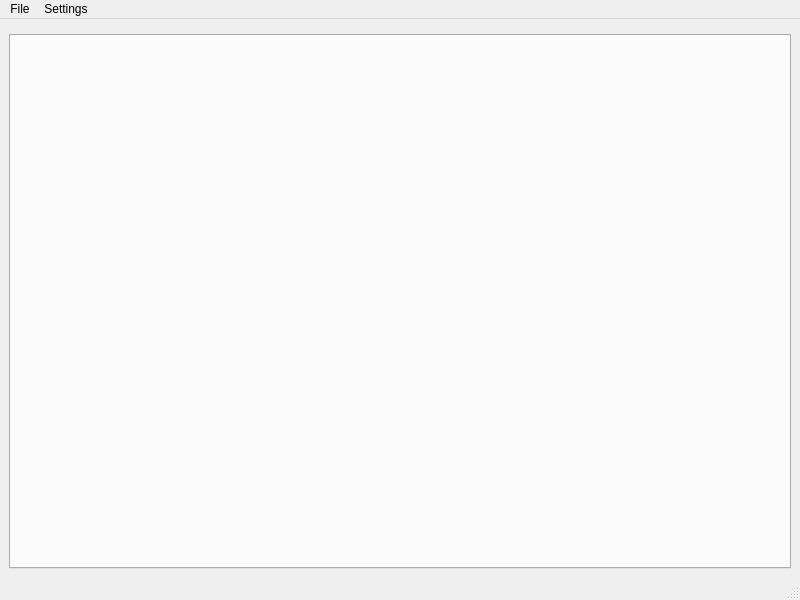
Before: the Qt Designer form src/ARM_R_viewCore/MainWindow.ui in nevaeh82/arm_r, drawn with Qt 5.
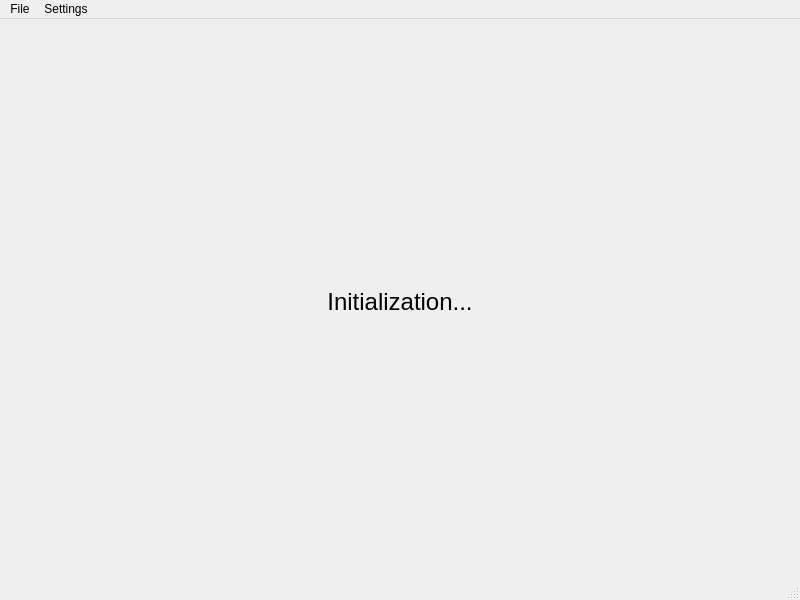
After: the same form once the commit is applied. Custom widgets are drawn as their Qt base class.

Commit message: Fixed in review x1. Updated translations. Added init label.

The edit to the form file:
```diff
--- a/src/ARM_R_viewCore/MainWindow.ui
+++ b/src/ARM_R_viewCore/MainWindow.ui
@@ -14,6 +14,12 @@
    <string>MainWindow</string>
   </property>
   <widget class="QWidget" name="centralwidget">
+   <property name="sizePolicy">
+    <sizepolicy hsizetype="Expanding" vsizetype="Expanding">
+     <horstretch>0</horstretch>
+     <verstretch>0</verstretch>
+    </sizepolicy>
+   </property>
    <layout class="QVBoxLayout" name="verticalLayout_2">
     <item>
      <layout class="QVBoxLayout" name="verticalLayout">
@@ -21,10 +27,64 @@
        <widget class="ControlPanelWidget" name="controlWidget" native="true"/>
       </item>
       <item>
-       <widget class="QTabWidget" name="worlTabsWidget">
+       <widget class="QStackedWidget" name="stackedWidget">
+        <property name="sizePolicy">
+         <sizepolicy hsizetype="Expanding" vsizetype="Expanding">
+          <horstretch>0</horstretch>
+          <verstretch>0</verstretch>
+         </sizepolicy>
+        </property>
+        <property name="frameShadow">
+         <enum>QFrame::Plain</enum>
+        </property>
         <property name="currentIndex">
          <number>-1</number>
         </property>
+        <widget class="QWidget" name="tabPage">
+         <layout class="QVBoxLayout" name="verticalLayout_5">
+          <item>
+           <widget class="QTabWidget" name="worlTabsWidget">
+            <property name="enabled">
+             <bool>true</bool>
+            </property>
+            <property name="currentIndex">
+             <number>-1</number>
+            </property>
+           </widget>
+          </item>
+         </layout>
+         <zorder>worlTabsWidget</zorder>
+         <zorder>worlTabsWidget</zorder>
+         <zorder>verticalLayoutWidget</zorder>
+        </widget>
+        <widget class="QWidget" name="initializatioPage">
+         <layout class="QVBoxLayout" name="verticalLayout_6">
+          <item>
+           <widget class="QLabel" name="initializationLabel">
+            <property name="font">
+             <font>
+              <pointsize>18</pointsize>
+             </font>
+            </property>
+            <property name="layoutDirection">
+             <enum>Qt::LeftToRight</enum>
+            </property>
+            <property name="text">
+             <string>Initialization...</string>
+            </property>
+            <property name="textFormat">
+             <enum>Qt::AutoText</enum>
+            </property>
+            <property name="scaledContents">
+             <bool>false</bool>
+            </property>
+            <property name="alignment">
+             <set>Qt::AlignCenter</set>
+            </property>
+           </widget>
+          </item>
+         </layout>
+        </widget>
        </widget>
       </item>
      </layout>
```
Left out of the diff: 6 changed lines with no effect on the pictures. The commit also changes 14 other files.
